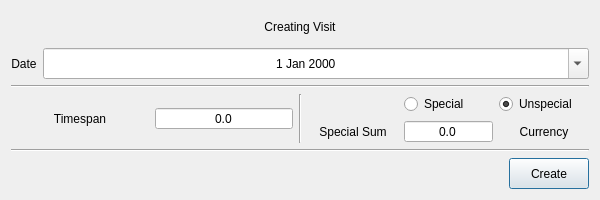
Qt form ui_templates/dialogs/create_visit.ui (IliaSuponeff/StudentsAccounting) before a commit.
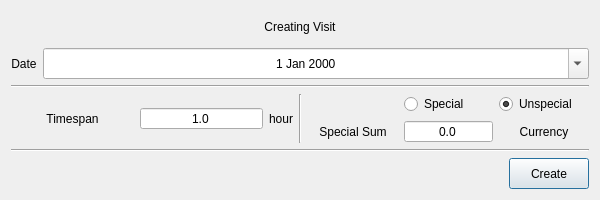
The same form after that commit.

Commit message: add_deleting_student_visit

```diff
--- a/ui_templates/dialogs/create_visit.ui
+++ b/ui_templates/dialogs/create_visit.ui
@@ -97,6 +97,12 @@
       <layout class="QHBoxLayout" name="hLayout_3">
        <item>
         <widget class="QLabel" name="info_lbl_2">
+         <property name="sizePolicy">
+          <sizepolicy hsizetype="Minimum" vsizetype="Preferred">
+           <horstretch>0</horstretch>
+           <verstretch>0</verstretch>
+          </sizepolicy>
+         </property>
          <property name="text">
           <string>Timespan</string>
          </property>
@@ -129,10 +135,26 @@
           <number>1</number>
          </property>
          <property name="maximum">
-          <double>999999.000000000000000</double>
+          <double>24.000000000000000</double>
          </property>
          <property name="value">
-          <double>0.000000000000000</double>
+          <double>1.000000000000000</double>
+         </property>
+        </widget>
+       </item>
+       <item>
+        <widget class="QLabel" name="info_lbl_4">
+         <property name="sizePolicy">
+          <sizepolicy hsizetype="Maximum" vsizetype="Minimum">
+           <horstretch>0</horstretch>
+           <verstretch>0</verstretch>
+          </sizepolicy>
+         </property>
+         <property name="text">
+          <string>hour</string>
+         </property>
+         <property name="alignment">
+          <set>Qt::AlignCenter</set>
          </property>
         </widget>
        </item>
```
Left out of the diff: 78 changed lines with no effect on the pictures. The commit also changes 6 other files.
